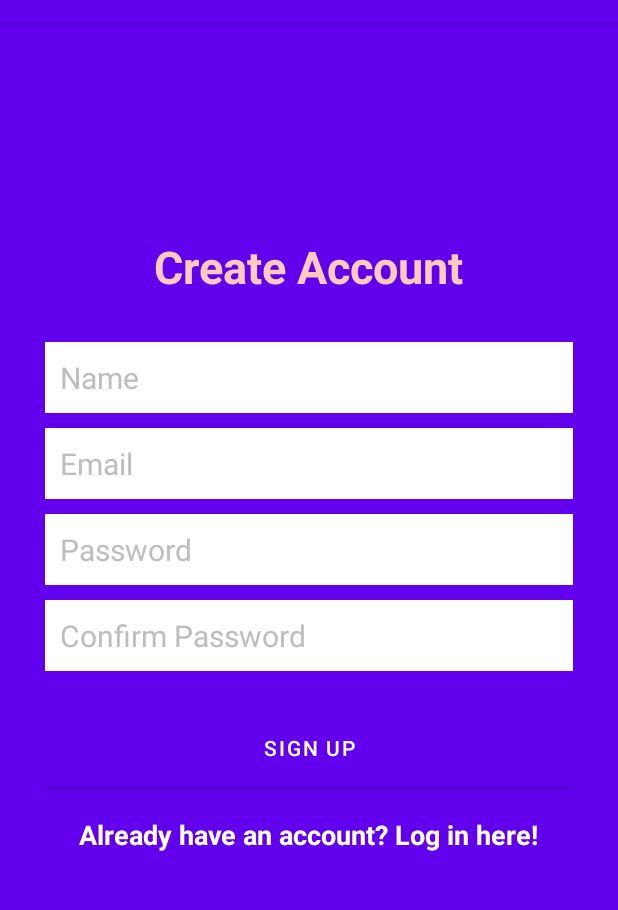
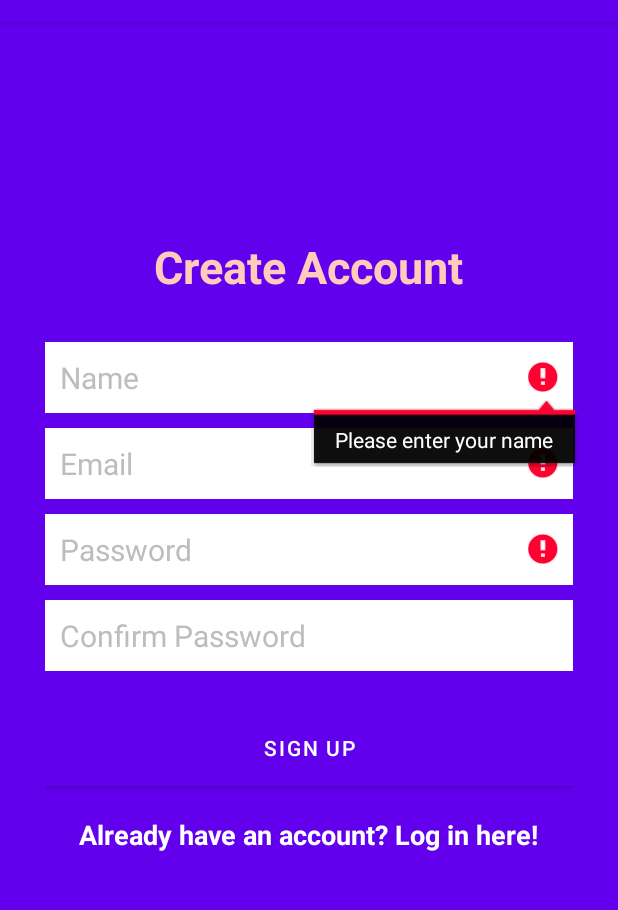
Before and after one commit to KevinMokoro/MyRecipe, an Android app: the CreateAccountActivity screen opened directly, with no data from a screen before it, after a tap on "SIGN UP", on a phone screen of 412 x 824 dp, the part 62-972 px from its top. Run offline under Robolectric (Android 15) with nearby library versions, the phone set to English and light mode, and no system bars; our stand-ins replace ButterKnife, Firebase (no records; nobody signed in at launch, a user with empty details on screens opened directly); Roboto replaces fonts that are not available here; 1 statement that could not run was skipped.

Commit message:
This wiil validation and error responses incase of failed response.

```diff
--- a/app/src/main/AndroidManifest.xml
+++ b/app/src/main/AndroidManifest.xml
@@ -35,8 +35,7 @@
                 android:value="com.moringaschool.myrecipe.ui.MainActivity" />
         </activity>
         <activity
-            android:name=".ui.MainActivity"
-            android:theme="@style/Theme.NoActionBarTheme">
+            android:name=".ui.MainActivity">
 
         </activity>
 
--- a/app/src/main/java/com/moringaschool/myrecipe/ui/CreateAccountActivity.java
+++ b/app/src/main/java/com/moringaschool/myrecipe/ui/CreateAccountActivity.java
@@ -6,6 +6,7 @@ import android.util.Log;
 import android.view.View;
 import android.widget.Button;
 import android.widget.EditText;
+import android.widget.ProgressBar;
 import android.widget.TextView;
 import android.widget.Toast;
 
@@ -31,6 +32,11 @@ public class CreateAccountActivity extends AppCompatActivity implements View.OnC
     @BindView(R.id.confirmPasswordEditText) EditText mConfirmPasswordEditText;
     @BindView(R.id.loginTextView)
     TextView mLoginTextView;
+    @BindView(R.id.firebaseProgressBar)
+    ProgressBar mSignInProgressBar;
+    @BindView(R.id.loadingTextView) TextView mLoadingSignUp;
+
+
 
     private FirebaseAuth mAuth;
     private FirebaseAuth.AuthStateListener mAuthListener;
@@ -72,8 +78,16 @@ public class CreateAccountActivity extends AppCompatActivity implements View.OnC
         String password = mPasswordEditText.getText().toString().trim();
         String confirmPassword = mConfirmPasswordEditText.getText().toString().trim();
 
+        boolean validEmail = isValidEmail(email);
+        boolean validName = isValidName(name);
+        boolean validPassword = isValidPassword(password, confirmPassword);
+        if (!validEmail || !validName || !validPassword) return;
+
+        showProgressBar();
+
         mAuth.createUserWithEmailAndPassword(email, password)
                 .addOnCompleteListener(this, task -> {
+                    hideProgressBar();
                     if (task.isSuccessful()) {
                         Log.d(TAG, "Authentication successful");
                     } else {
@@ -114,4 +128,47 @@ public class CreateAccountActivity extends AppCompatActivity implements View.OnC
         }
     }
 
+
+
+
+    private boolean isValidEmail(String email) {
+        boolean isGoodEmail =
+                (email != null && android.util.Patterns.EMAIL_ADDRESS.matcher(email).matches());
+        if (!isGoodEmail) {
+            mEmailEditText.setError("Please enter a valid email address");
+            return false;
+        }
+        return isGoodEmail;
+    }
+
+    private boolean isValidName(String name) {
+        if (name.equals("")) {
+            mNameEditText.setError("Please enter your name");
+            return false;
+        }
+        return true;
+    }
+
+    private boolean isValidPassword(String password, String confirmPassword) {
+        if (password.length() < 6) {
+            mPasswordEditText.setError("Please create a password containing at least 6 characters");
+            return false;
+        } else if (!password.equals(confirmPassword)) {
+            mPasswordEditText.setError("Passwords do not match");
+            return false;
+        }
+        return true;
+    }
+
+    private void showProgressBar() {
+        mSignInProgressBar.setVisibility(View.VISIBLE);
+        mLoadingSignUp.setVisibility(View.VISIBLE);
+        mLoadingSignUp.setText("Sign Up in Progress");
+    }
+
+    private void hideProgressBar() {
+        mSignInProgressBar.setVisibility(View.GONE);
+        mLoadingSignUp.setVisibility(View.GONE);
+    }
+
 }
--- a/app/src/main/res/layout/activity_create_account.xml
+++ b/app/src/main/res/layout/activity_create_account.xml
@@ -96,6 +96,25 @@
             android:textSize="18sp"
             android:textStyle="bold" />
     </LinearLayout>
+    <ProgressBar
+        android:id="@+id/firebaseProgressBar"
+        android:layout_centerInParent="true"
+        android:layout_width="wrap_content"
+        android:layout_height="wrap_content"
+        android:visibility="gone" />
+
+    <TextView
+        android:id="@+id/loadingTextView"
+        android:layout_width="wrap_content"
+        android:layout_height="wrap_content"
+        android:layout_below="@+id/firebaseProgressBar"
+        android:layout_centerInParent="true"
+        android:layout_marginStart="20dp"
+        android:layout_marginTop="20dp"
+        android:layout_marginEnd="20dp"
+        android:layout_marginBottom="20dp"
+        android:textColor="@color/primary_text"
+        android:visibility="gone" />
 
     <TextView
         android:layout_width="wrap_content"
```
Also changed, not shown: app/src/main/java/com/moringaschool/myrecipe/ui/MainActivity.java (+30 -14 lines), app/src/main/res/menu/menu_main.xml (added, +10 -0 lines).
